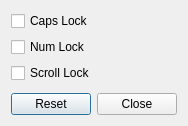
Above: plugin-kbindicator/lxqtkbindicatorconfiguration.ui from lxqt/lxqt-panel before the change. Below: the same form after it.
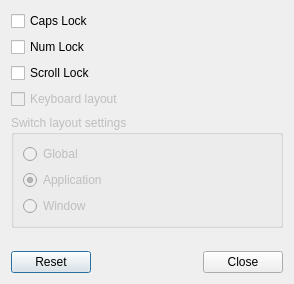
That is the form after the change.

Commit message: Rewrite keyboard layout to kbdindicator plugin

Diff of the .ui file:
```diff
--- a/plugin-kbindicator/lxqtkbindicatorconfiguration.ui
+++ b/plugin-kbindicator/lxqtkbindicatorconfiguration.ui
@@ -6,8 +6,8 @@
    <rect>
     <x>0</x>
     <y>0</y>
-    <width>178</width>
-    <height>126</height>
+    <width>294</width>
+    <height>284</height>
    </rect>
   </property>
   <property name="windowTitle">
@@ -35,6 +35,52 @@
      </property>
     </widget>
    </item>
+   <item>
+    <widget class="QCheckBox" name="layoutCB">
+     <property name="enabled">
+      <bool>false</bool>
+     </property>
+     <property name="text">
+      <string>Keyboard layout</string>
+     </property>
+    </widget>
+   </item>
+   <item alignment="Qt::AlignTop">
+    <widget class="QGroupBox" name="layoutGB">
+     <property name="enabled">
+      <bool>false</bool>
+     </property>
+     <property name="title">
+      <string>Switch layout settings</string>
+     </property>
+     <layout class="QVBoxLayout" name="verticalLayout">
+      <item>
+       <widget class="QRadioButton" name="globalR">
+        <property name="text">
+         <string>Global</string>
+        </property>
+       </widget>
+      </item>
+      <item>
+       <widget class="QRadioButton" name="applR">
+        <property name="text">
+         <string>Application</string>
+        </property>
+        <property name="checked">
+         <bool>true</bool>
+        </property>
+       </widget>
+      </item>
+      <item>
+       <widget class="QRadioButton" name="windowR">
+        <property name="text">
+         <string>Window</string>
+        </property>
+       </widget>
+      </item>
+     </layout>
+    </widget>
+   </item>
    <item>
     <spacer name="verticalSpacer">
      <property name="orientation">
```
The commit also changes 21 other files.
